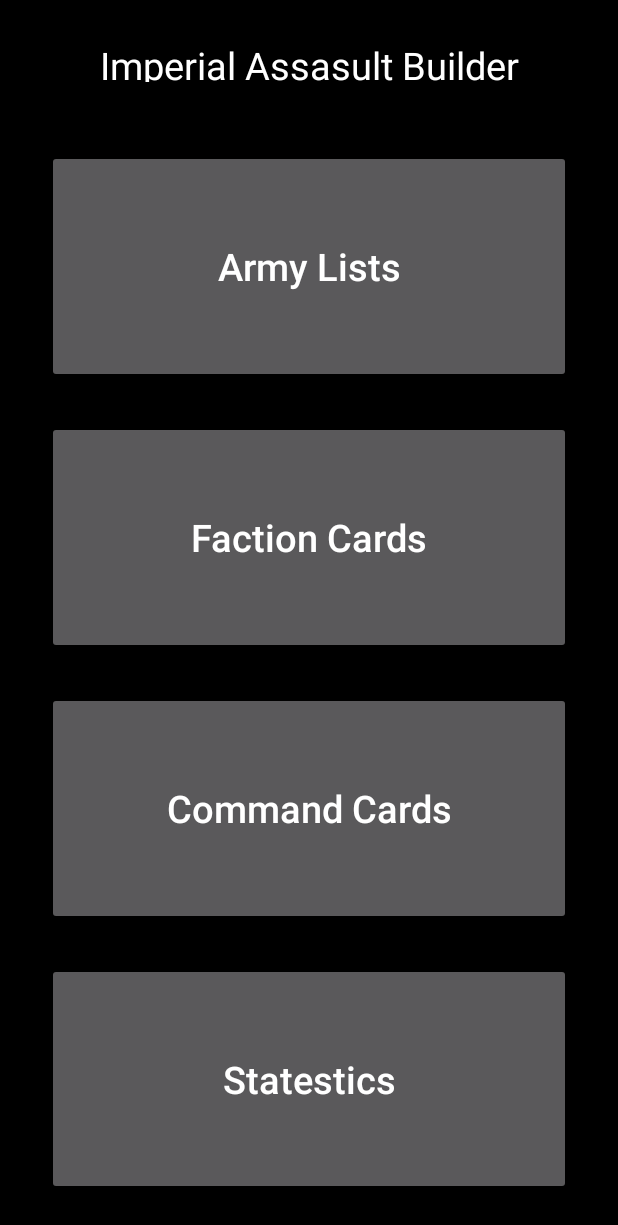
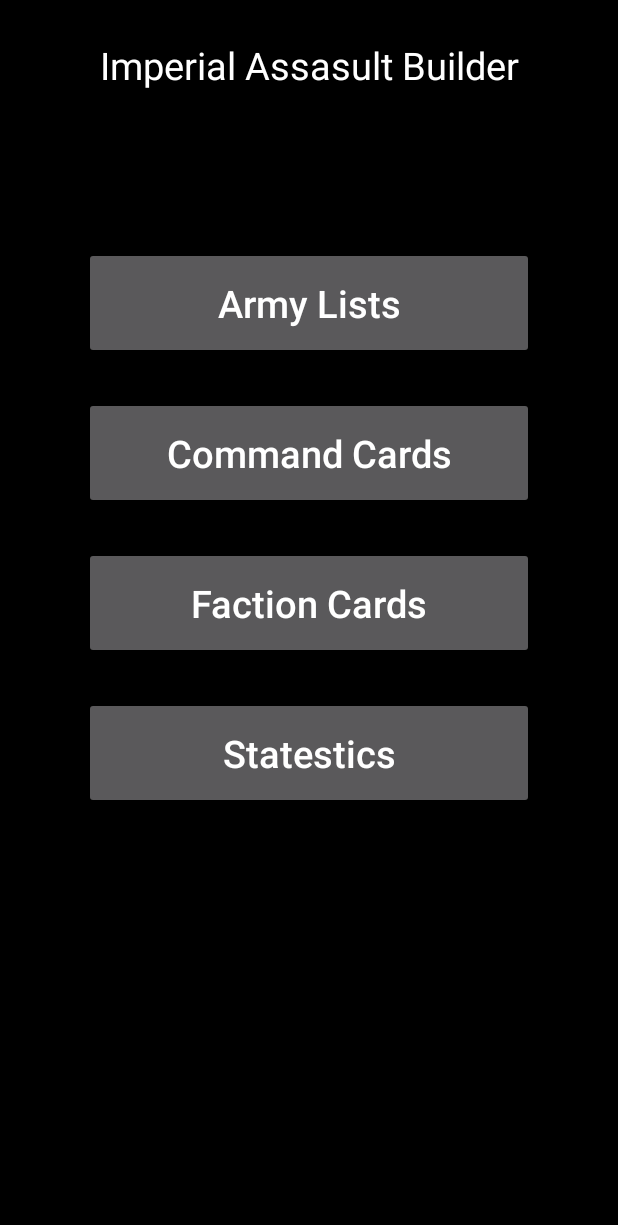
Before and after one commit to magiskebob/IAListBuilderV1, an Android app: the screen it shows after launch (MainActivity), on a phone screen of 412 x 824 dp. Shown: the top 1225 px of the screen. Run offline under Robolectric (Android 15) with nearby library versions, the phone set to English and light mode, and no system bars.

Commit message:
Image swiper added!

```diff
--- a/app/src/main/AndroidManifest.xml
+++ b/app/src/main/AndroidManifest.xml
@@ -20,7 +20,8 @@
         </activity>
         <activity android:name=".CardsActivity" />
         <activity android:name=".ViewCardActivity" />
-        <activity android:name=".ArmyListsActivity"></activity>
+        <activity android:name=".ArmyListsActivity" />
+        <activity android:name=".ImageSwiper"></activity>
     </application>
 
 </manifest>
--- a/app/src/main/java/com/example/kongsgaard/ialistbuilderv1/ImageAdapter.java
+++ b/app/src/main/java/com/example/kongsgaard/ialistbuilderv1/ImageAdapter.java
@@ -11,6 +11,7 @@ import java.lang.reflect.Array;
 import java.util.ArrayList;
 import java.util.List;
 
+import static android.R.attr.padding;
 import static android.R.id.list;
 
 /**
@@ -49,8 +50,8 @@ public class ImageAdapter extends PagerAdapter {
     public Object instantiateItem(ViewGroup container, int position) {
         ImageView imageView = new ImageView(context);
        // int padding = context.getResources().getDimensionPixelSize(R.dimen.activity_horizontal_margin);
-     //   imageView.setPadding(padding, padding, padding, padding);
-        imageView.setScaleType(ImageView.ScaleType.CENTER_INSIDE);
+       // imageView.setPadding(padding, padding, padding, padding);
+       // imageView.setScaleType(ImageView.ScaleType.CENTER_INSIDE);
         imageView.setImageResource(GalImages[position]);
         ((ViewPager) container).addView(imageView, 0);
         return imageView;
--- a/app/src/main/res/layout/activity_imageswiper.xml
+++ b/app/src/main/res/layout/activity_imageswiper.xml
@@ -5,7 +5,8 @@
 
     <android.support.v4.view.ViewPager
         android:layout_width="match_parent"
-        android:layout_height="match_parent">
+        android:layout_height="match_parent"
+        android:id="@+id/viewswiper">
 
     </android.support.v4.view.ViewPager>
 
--- a/app/src/main/res/layout/activity_main.xml
+++ b/app/src/main/res/layout/activity_main.xml
@@ -22,8 +22,11 @@
         android:textSize="25dp"
         android:textAlignment="center"
         android:layout_marginTop="10dp"/>
+    <ScrollView
+        android:layout_width="fill_parent"
+        android:layout_height="wrap_content">
     <LinearLayout
-        android:layout_width="match_parent"
+        android:layout_width="300dp"
         android:layout_height="match_parent"
         android:orientation="vertical"
         android:layout_gravity="center"
@@ -34,20 +37,34 @@
         <Button
             android:id="@+id/armylists"
             android:layout_width="match_parent"
-            android:layout_height="match_parent"
+            android:layout_height="wrap_content"
             android:layout_gravity="center"
             android:layout_marginBottom="25dp"
             android:text="Army Lists"
             android:textSize="25dp"
             android:textAllCaps="false"
-            android:layout_weight="1"
             android:onClick="navigateToArmyLists"
+            android:paddingBottom="20dp"
+            android:paddingTop="20dp"/>
+
+        <Button
+            android:id="@+id/commandcards"
+            android:layout_width="match_parent"
+            android:layout_height="wrap_content"
+            android:layout_gravity="center"
+            android:layout_marginBottom="25dp"
+            android:text="Command Cards"
+            android:textSize="25dp"
+            android:textAllCaps="false"
+            android:paddingBottom="20dp"
+            android:paddingTop="20dp"
+
             />
 
         <Button
 
             android:layout_width="match_parent"
-            android:layout_height="match_parent"
+            android:layout_height="wrap_content"
             android:layout_gravity="center"
             android:layout_marginBottom="25dp"
             android:id="@+id/cards"
@@ -55,30 +72,25 @@
             android:textSize="25dp"
             android:textAllCaps="false"
             android:onClick="navigateToFactionCards"
-            android:layout_weight="1"/>
+            android:paddingBottom="20dp"
+            android:paddingTop="20dp"
+            />
 
-        <Button
-            android:id="@+id/commandcards"
-            android:layout_width="match_parent"
-            android:layout_height="match_parent"
-            android:layout_gravity="center"
-            android:layout_marginBottom="25dp"
-            android:text="Command Cards"
-            android:textSize="25dp"
-            android:textAllCaps="false"
-            android:layout_weight="1"/>
         <Button
             android:id="@+id/statestik"
             android:layout_width="match_parent"
-            android:layout_height="match_parent"
+            android:layout_height="wrap_content"
             android:layout_gravity="center"
             android:layout_marginBottom="25dp"
             android:text="Statestics"
             android:textSize="25dp"
             android:textAllCaps="false"
-            android:layout_weight="1"/>
+            android:paddingBottom="20dp"
+            android:paddingTop="20dp"
+            />
 
 
     </LinearLayout>
+    </ScrollView>
 
 </LinearLayout>
```
Also changed, not shown: app/src/main/java/com/example/kongsgaard/ialistbuilderv1/CardsActivity.java (+6 -1 lines), app/src/main/java/com/example/kongsgaard/ialistbuilderv1/ImageSwiper.java (added, +24 -0 lines).
